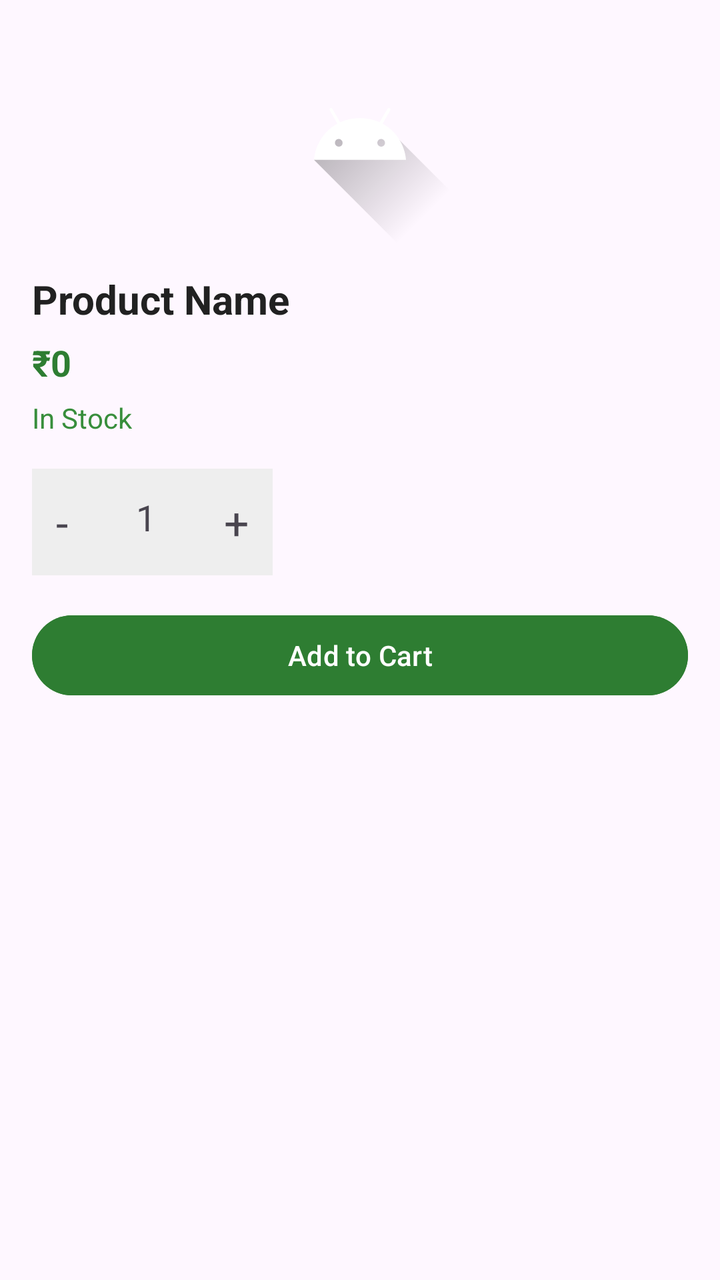
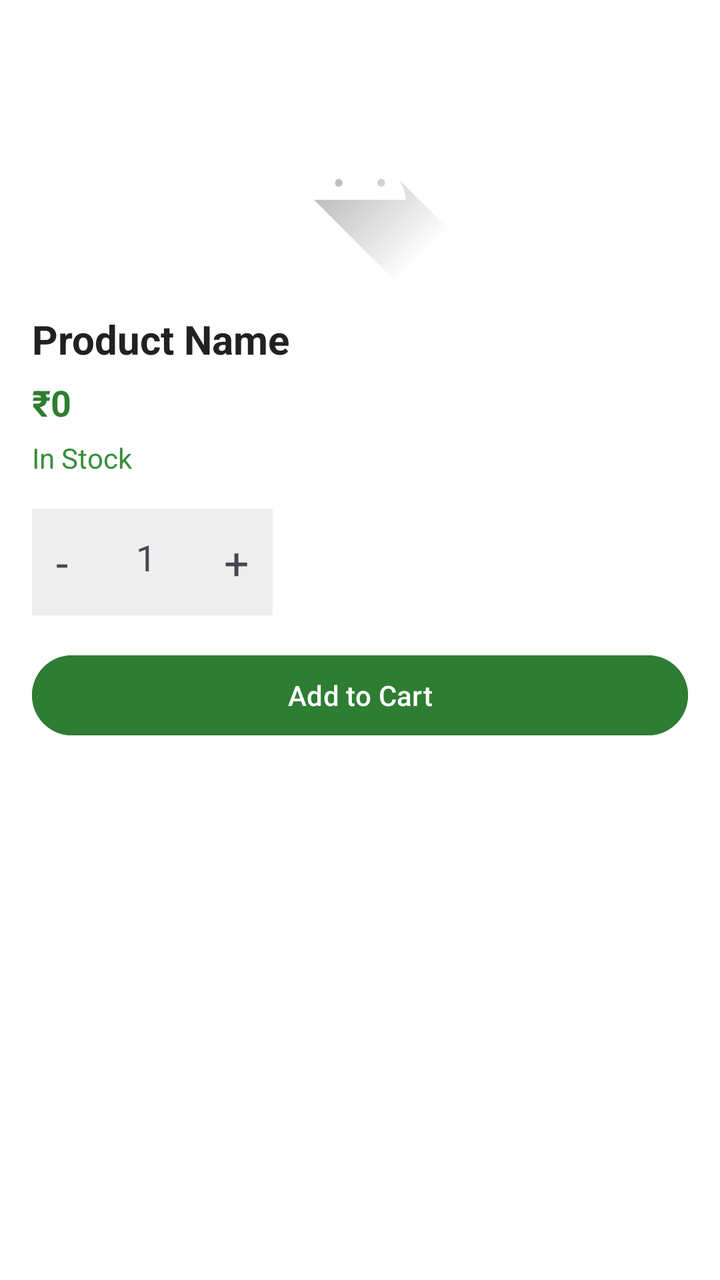

Before-and-after screenshots of an Android layout around one commit, followed by the original layout XML and the change that was made.
<!-- AndroidManifest.xml: application theme Theme.BulkAgrochem -->
<!-- res/layout/activity_product_detail.xml -->
<?xml version="1.0" encoding="utf-8"?>
<ScrollView xmlns:android="http://schemas.android.com/apk/res/android"
    android:layout_width="match_parent"
    android:layout_height="match_parent">

    <LinearLayout
        android:layout_width="match_parent"
        android:layout_height="wrap_content"
        android:orientation="vertical"
        android:padding="16dp">

        
        <ImageView
            android:id="@+id/imgProduct"
            android:layout_width="match_parent"
            android:layout_height="match_parent"
            android:scaleType="centerInside"
            android:src="@drawable/ic_launcher_foreground" />

        
        <TextView
            android:id="@+id/txtProductName"
            android:layout_width="match_parent"
            android:layout_height="wrap_content"
            android:layout_marginTop="12dp"
            android:text="Product Name"
            android:textSize="20sp"
            android:textStyle="bold"
            android:textColor="#212121" />

        
        <TextView
            android:id="@+id/txtProductPrice"
            android:layout_width="wrap_content"
            android:layout_height="wrap_content"
            android:layout_marginTop="6dp"
            android:text="₹0"
            android:textSize="18sp"
            android:textStyle="bold"
            android:textColor="#2E7D32" />

        
        <TextView
            android:id="@+id/txtStock"
            android:layout_width="wrap_content"
            android:layout_height="wrap_content"
            android:layout_marginTop="6dp"
            android:text="In Stock"
            android:textSize="14sp"
            android:textColor="#388E3C" />

        
        <LinearLayout
            android:layout_width="wrap_content"
            android:layout_height="wrap_content"
            android:layout_marginTop="16dp"
            android:orientation="horizontal"
            android:gravity="center_vertical"
            android:foreground="?attr/selectableItemBackground"
            android:background="@drawable/bg_qty_button">

            <TextView
                android:id="@+id/btnMinus"
                android:text="-"
                android:textSize="22sp"
                android:padding="12dp"
                android:background="#EEEEEE"
                android:layout_height="match_parent"
                android:layout_width="match_parent"/>

            <TextView
                android:id="@+id/txtQty"
                android:text="1"
                android:textSize="18sp"
                android:padding="12dp"
                android:layout_marginHorizontal="10dp"
                android:layout_height="match_parent"
                android:layout_width="match_parent"/>

            <TextView
                android:id="@+id/btnPlus"
                android:text="+"
                android:textSize="22sp"
                android:padding="12dp"
                android:background="#EEEEEE"
                android:layout_height="match_parent"
                android:layout_width="match_parent"/>
        </LinearLayout>

        
        <Button
            android:id="@+id/btnAddToCart"
            android:layout_width="match_parent"
            android:layout_height="48dp"
            android:layout_marginTop="16dp"
            android:text="Add to Cart"
            android:backgroundTint="#2E7D32"
            android:textColor="#FFFFFF"/>

    </LinearLayout>

</ScrollView>
<!-- resources referenced by this layout -->
<resources>
  <!-- drawable bg_qty_button (drawable) -->
  <shape xmlns:android="http://schemas.android.com/apk/res/android">
      <solid android:color="#EEEEEE"/>
      <corners android:radius="8dp"/>
  </shape>
  <!-- drawable ic_launcher_foreground (drawable) -->
  <vector xmlns:android="http://schemas.android.com/apk/res/android"
      xmlns:aapt="http://schemas.android.com/aapt"
      android:width="108dp"
      android:height="108dp"
      android:viewportWidth="108"
      android:viewportHeight="108">
      <path android:pathData="M31,63.928c0,0 6.4,-11 12.1,-13.1c7.2,-2.6 26,-1.4 26,-1.4l38.1,38.1L107,108.928l-32,-1L31,63.928z">
          <aapt:attr name="android:fillColor">
              <gradient
                  android:endX="85.84757"
                  android:endY="92.4963"
                  android:startX="42.9492"
                  android:startY="49.59793"
                  android:type="linear">
                  <item
                      android:color="#44000000"
                      android:offset="0.0" />
                  <item
                      android:color="#00000000"
                      android:offset="1.0" />
              </gradient>
          </aapt:attr>
      </path>
      <path
          android:fillColor="#FFFFFF"
          android:fillType="nonZero"
          android:pathData="M65.3,45.828l3.8,-6.6c0.2,-0.4 0.1,-0.9 -0.3,-1.1c-0.4,-0.2 -0.9,-0.1 -1.1,0.3l-3.9,6.7c-6.3,-2.8 -13.4,-2.8 -19.7,0l-3.9,-6.7c-0.2,-0.4 -0.7,-0.5 -1.1,-0.3C38.8,38.328 38.7,38.828 38.9,39.228l3.8,6.6C36.2,49.428 31.7,56.028 31,63.928h46C76.3,56.028 71.8,49.428 65.3,45.828zM43.4,57.328c-0.8,0 -1.5,-0.5 -1.8,-1.2c-0.3,-0.7 -0.1,-1.5 0.4,-2.1c0.5,-0.5 1.4,-0.7 2.1,-0.4c0.7,0.3 1.2,1 1.2,1.8C45.3,56.528 44.5,57.328 43.4,57.328L43.4,57.328zM64.6,57.328c-0.8,0 -1.5,-0.5 -1.8,-1.2s-0.1,-1.5 0.4,-2.1c0.5,-0.5 1.4,-0.7 2.1,-0.4c0.7,0.3 1.2,1 1.2,1.8C66.5,56.528 65.6,57.328 64.6,57.328L64.6,57.328z"
          android:strokeWidth="1"
          android:strokeColor="#00000000" />
  </vector>
  <style name="Theme.BulkAgrochem" parent="Base.Theme.BulkAgrochem" />
  <style name="Base.Theme.BulkAgrochem" parent="Theme.Material3.DayNight.NoActionBar">
          
          
      </style>
</resources>

<!-- the commit's change to res/layout/activity_product_detail.xml (unified diff, before → after) -->
@@ -1,13 +1,15 @@
 <?xml version="1.0" encoding="utf-8"?>
 <ScrollView xmlns:android="http://schemas.android.com/apk/res/android"
     android:layout_width="match_parent"
-    android:layout_height="match_parent">
+    android:layout_height="match_parent"
+    android:background="#FFFFFF">
 
     <LinearLayout
         android:layout_width="match_parent"
         android:layout_height="wrap_content"
         android:orientation="vertical"
-        android:padding="16dp">
+        android:padding="16dp"
+        android:layout_marginTop="20dp">
 
         
         <ImageView
@@ -48,6 +50,7 @@
             android:text="In Stock"
             android:textSize="14sp"
             android:textColor="#388E3C" />
+
 
         
         <LinearLayout
@@ -97,6 +100,17 @@
             android:backgroundTint="#2E7D32"
             android:textColor="#FFFFFF"/>
 
+        
+        <TextView
+            android:id="@+id/txtDetails"
+            android:layout_width="match_parent"
+            android:layout_height="wrap_content"
+            android:layout_marginTop="12dp"
+            android:text="Product Details..."
+            android:textSize="14sp"
+            android:textColor="#616161"
+            android:visibility="gone"/>
+
     </LinearLayout>
 
 </ScrollView>
<!-- resource entries referenced after the edit -->
@@ -39,7 +39,9 @@
   <style name="Theme.BulkAgrochem" parent="Base.Theme.BulkAgrochem" />
   <style name="Base.Theme.BulkAgrochem" parent="Theme.Material3.DayNight.NoActionBar">
           
-          
+          <item name="android:windowBackground">@color/app_background</item>
+          <item name="colorSurface">@color/app_background</item>
       </style>
+  <color name="app_background">#F5F5F5</color>
 </resources>
 
